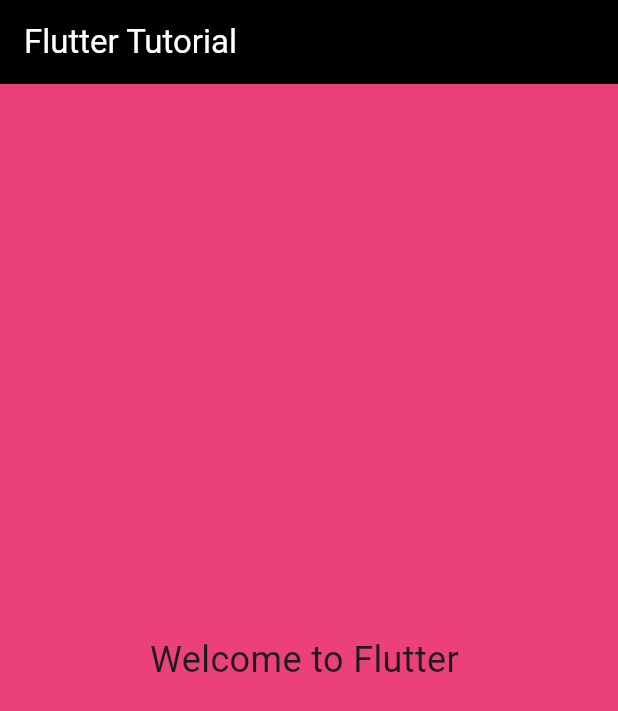
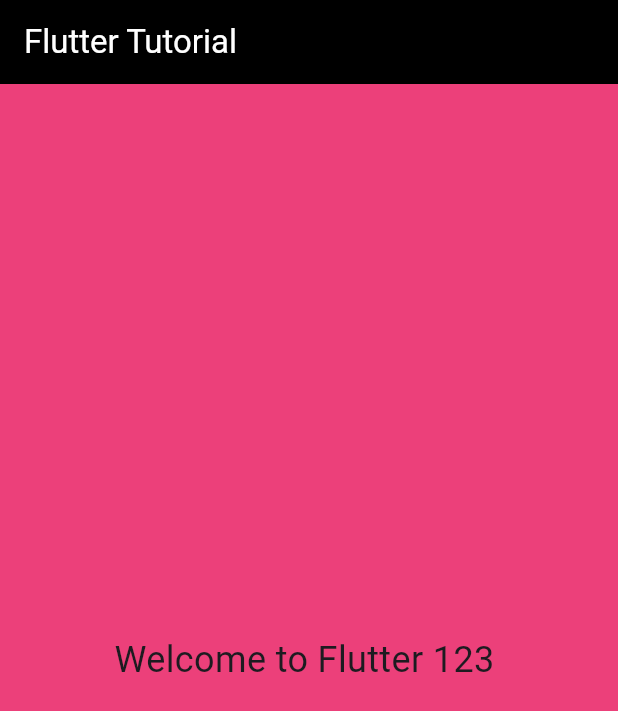
Before and after one commit to shanakasp/Flutter, a Flutter app: the screen it shows after launch, on a phone screen of 412 x 824 dp. Shown: the top 711 px of the screen. Run offline on Flutter 3.47's test engine with Material 3 defaults, Android fonts, the phone set to English and light mode, and no system bars.

Commit message:
modified main.dart in lib

```diff
--- a/flutter_application_2/lib/main.dart
+++ b/flutter_application_2/lib/main.dart
@@ -21,7 +21,7 @@ class FlutterTutorialApp extends StatelessWidget {
           color: Colors.pink[400],
           child: Center(
             child: Text(
-              'Welcome to Flutter ',
+              'Welcome to Flutter 123 ',
               style: TextStyle(fontSize: 24),
             ),
           ),
```
